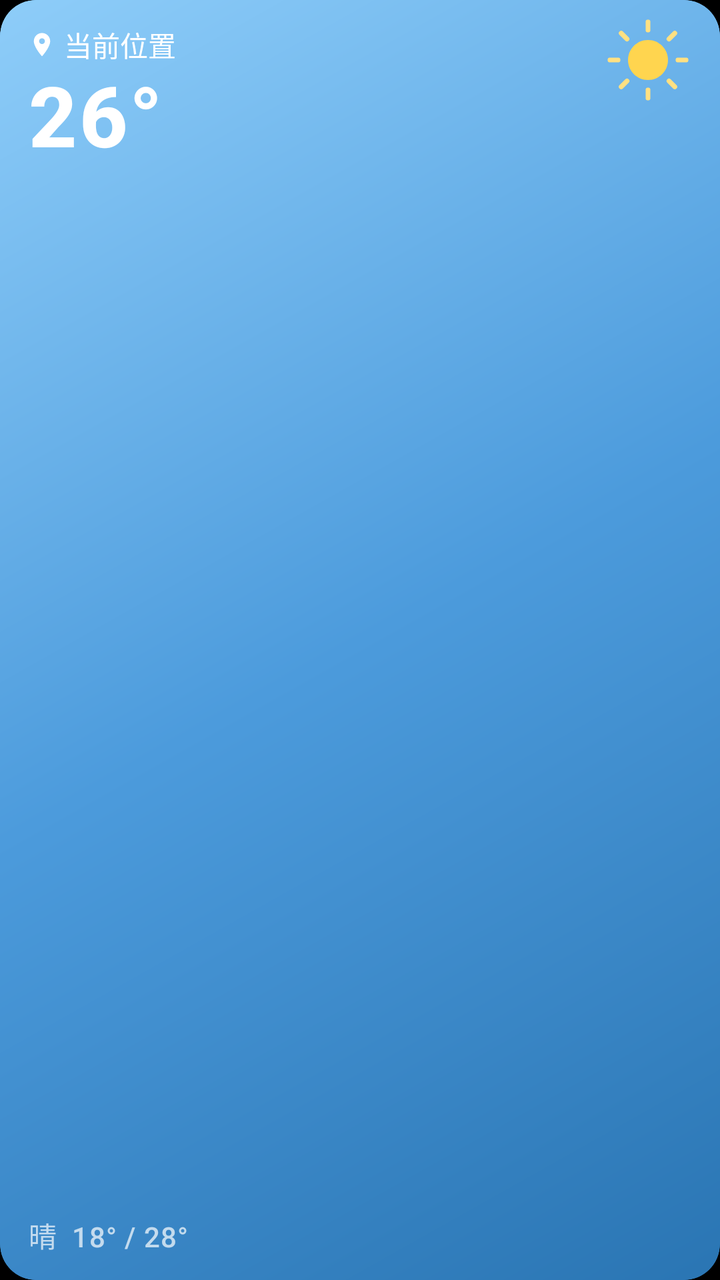
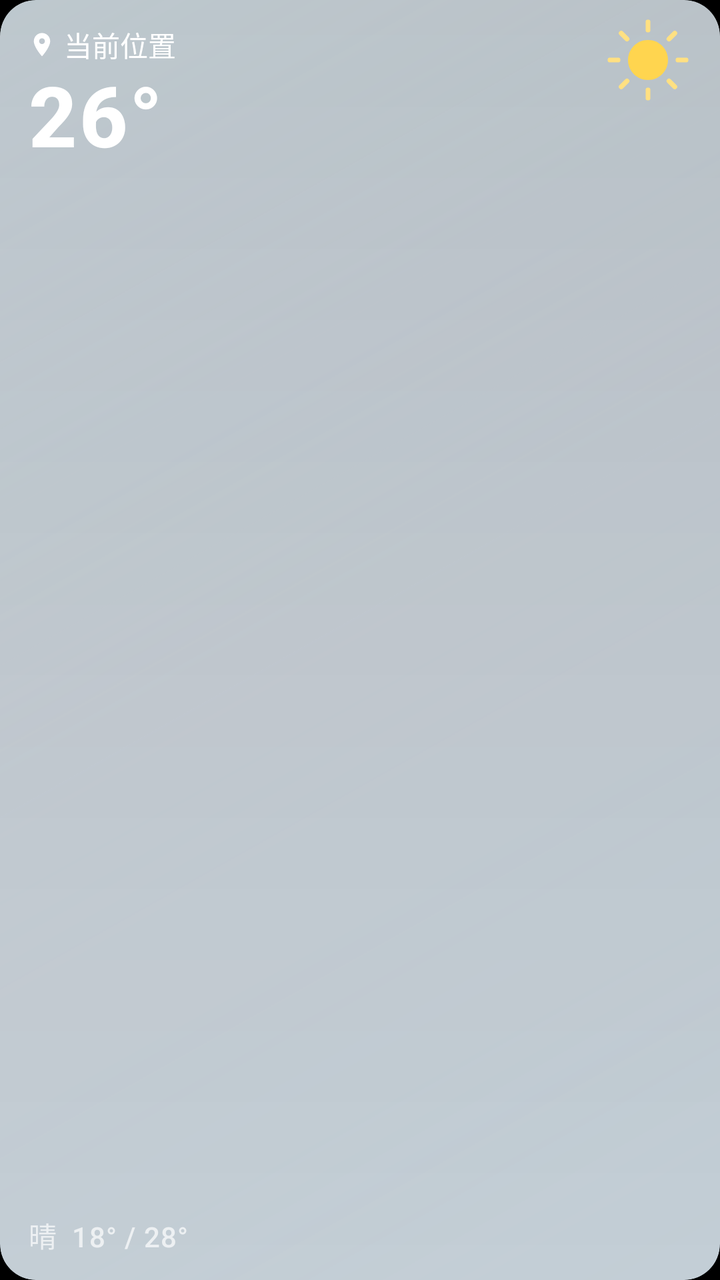

Screens rendered from an Android XML layout before and after an edit, with the pre-edit source and the edit as a unified diff.
<!-- AndroidManifest.xml: application theme Theme.SkyPulse -->
<!-- res/layout/widget_small_preview.xml -->
<?xml version="1.0" encoding="utf-8"?>
<RelativeLayout xmlns:android="http://schemas.android.com/apk/res/android"
    android:id="@+id/widget_root"
    android:layout_width="match_parent"
    android:layout_height="match_parent"
    android:padding="0dp"
    android:background="@drawable/widget_preview_bg"
    android:clipToOutline="true"
    android:clipChildren="true">

    
    <ImageView
        android:id="@+id/widget_bg"
        android:layout_width="match_parent"
        android:layout_height="match_parent"
        android:scaleType="centerCrop"
        android:src="@drawable/widget_preview_bg"
        android:contentDescription="@null" />

    
    <LinearLayout
        android:id="@+id/widget_location_row"
        android:layout_width="wrap_content"
        android:layout_height="wrap_content"
        android:layout_alignParentStart="true"
        android:layout_alignParentTop="true"
        android:layout_marginStart="14dp"
        android:layout_marginTop="12dp"
        android:orientation="horizontal"
        android:gravity="center_vertical"
        android:baselineAligned="false">

        <ImageView
            android:id="@+id/widget_pin"
            android:layout_width="14dp"
            android:layout_height="14dp"
            android:layout_gravity="center_vertical"
            android:scaleType="fitCenter"
            android:src="@drawable/ic_widget_location"
            android:contentDescription="@null" />

        <TextView
            android:id="@+id/widget_city"
            android:layout_width="wrap_content"
            android:layout_height="wrap_content"
            android:layout_gravity="center_vertical"
            android:layout_marginStart="4dp"
            android:textColor="@android:color/white"
            android:textSize="14sp"
            android:text="当前位置"
            android:fontFamily="sans-serif-medium"
            android:maxLines="1"
            android:ellipsize="end" />
    </LinearLayout>

    
    <ImageView
        android:id="@+id/widget_icon"
        android:layout_width="44dp"
        android:layout_height="44dp"
        android:layout_alignParentTop="true"
        android:layout_alignParentEnd="true"
        android:layout_marginEnd="14dp"
        android:layout_marginTop="8dp"
        android:scaleType="fitCenter"
        android:src="@drawable/ic_widget_preview_sun"
        android:contentDescription="@string/app_name" />

    
    <TextView
        android:id="@+id/widget_temp"
        android:layout_width="wrap_content"
        android:layout_height="wrap_content"
        android:layout_below="@id/widget_location_row"
        android:layout_alignStart="@id/widget_location_row"
        android:layout_marginTop="2dp"
        android:textColor="@android:color/white"
        android:textSize="42sp"
        android:text="26°"
        android:fontFamily="sans-serif-medium"
        android:textStyle="bold"
        android:letterSpacing="0.02"
        android:includeFontPadding="false" />

    
    <TextView
        android:id="@+id/widget_detail"
        android:layout_width="wrap_content"
        android:layout_height="wrap_content"
        android:layout_alignParentBottom="true"
        android:layout_alignParentStart="true"
        android:layout_marginStart="14dp"
        android:layout_marginBottom="12dp"
        android:textColor="#B3FFFFFF"
        android:textSize="14sp"
        android:text="晴  18° / 28°"
        android:fontFamily="sans-serif-medium"
        android:letterSpacing="0.03"
        android:maxLines="1"
        android:ellipsize="end" />
</RelativeLayout>
<!-- resources referenced by this layout -->
<resources>
  <!-- drawable ic_widget_location (drawable) -->
  <vector xmlns:android="http://schemas.android.com/apk/res/android"
      android:width="24dp"
      android:height="24dp"
      android:viewportWidth="24"
      android:viewportHeight="24"
      android:tint="#FFFFFF">
      <path
          android:fillColor="@android:color/white"
          android:pathData="M12,2C8.13,2 5,5.13 5,9c0,5.25 7,13 7,13s7,-7.75 7,-13c0,-3.87 -3.13,-7 -7,-7zM12,11.5c-1.38,0 -2.5,-1.12 -2.5,-2.5s1.12,-2.5 2.5,-2.5 2.5,1.12 2.5,2.5 -1.12,2.5 -2.5,2.5z" />
  </vector>
  <!-- drawable ic_widget_preview_sun (drawable) -->
  <?xml version="1.0" encoding="utf-8"?>
  <vector xmlns:android="http://schemas.android.com/apk/res/android"
      android:width="44dp"
      android:height="44dp"
      android:viewportWidth="44"
      android:viewportHeight="44">
      <path
          android:fillColor="#FFFFD54F"
          android:pathData="M22,12 C16.48,12 12,16.48 12,22 C12,27.52 16.48,32 22,32 C27.52,32 32,27.52 32,22 C32,16.48 27.52,12 22,12 Z" />
      <path
          android:strokeColor="#FFFFE082"
          android:strokeWidth="2.4"
          android:strokeLineCap="round"
          android:fillColor="@android:color/transparent"
          android:pathData="M22,3 L22,7 M22,37 L22,41 M3,22 L7,22 M37,22 L41,22 M8.6,8.6 L11.5,11.5 M32.5,32.5 L35.4,35.4 M35.4,8.6 L32.5,11.5 M11.5,32.5 L8.6,35.4" />
  </vector>
  <!-- drawable widget_preview_bg (drawable) -->
  <?xml version="1.0" encoding="utf-8"?>
  <shape xmlns:android="http://schemas.android.com/apk/res/android"
      android:shape="rectangle">
      
      <gradient
          android:startColor="#FF2A75B3"
          android:centerColor="#FF4C9BDC"
          android:endColor="#FF8ECDF9"
          android:angle="135" />
      <corners android:radius="18dp" />
  </shape>
  <string name="app_name">南风天气</string>
  <style name="Theme.SkyPulse" parent="android:Theme.Material.Light.NoActionBar">
          <item name="android:statusBarColor">@android:color/transparent</item>
          <item name="android:navigationBarColor">@android:color/transparent</item>
          <item name="android:windowLightStatusBar">false</item>
          <item name="android:windowBackground">@android:color/black</item>
      </style>
</resources>

<!-- the commit's change to res/layout/widget_small_preview.xml (unified diff, before → after) -->
@@ -4,7 +4,7 @@
     android:layout_width="match_parent"
     android:layout_height="match_parent"
     android:padding="0dp"
-    android:background="@drawable/widget_preview_bg"
+    android:background="@drawable/widget_rounded_bg"
     android:clipToOutline="true"
     android:clipChildren="true">
 
<!-- resource entries referenced after the edit -->
@@ -30,14 +30,42 @@
   </vector>
   <!-- drawable widget_preview_bg (drawable) -->
   <?xml version="1.0" encoding="utf-8"?>
+  <layer-list xmlns:android="http://schemas.android.com/apk/res/android">
+      <item>
+          <shape android:shape="rectangle">
+              <gradient
+                  android:angle="135"
+                  android:centerColor="#E1A7B8C7"
+                  android:endColor="#DDD7E8F2"
+                  android:startColor="#E08AA6BA" />
+              <corners android:radius="18dp" />
+          </shape>
+      </item>
+      <item>
+          <shape android:shape="rectangle">
+              <gradient
+                  android:angle="135"
+                  android:centerColor="#78FFFFFF"
+                  android:endColor="#46FFFFFF"
+                  android:startColor="#8CFFFFFF" />
+              <corners android:radius="18dp" />
+          </shape>
+      </item>
+      <item>
+          <shape android:shape="rectangle">
+              <gradient
+                  android:angle="90"
+                  android:endColor="#12000000"
+                  android:startColor="#00000000" />
+              <corners android:radius="18dp" />
+          </shape>
+      </item>
+  </layer-list>
+  <!-- drawable widget_rounded_bg (drawable) -->
+  <?xml version="1.0" encoding="utf-8"?>
   <shape xmlns:android="http://schemas.android.com/apk/res/android"
       android:shape="rectangle">
-      
-      <gradient
-          android:startColor="#FF2A75B3"
-          android:centerColor="#FF4C9BDC"
-          android:endColor="#FF8ECDF9"
-          android:angle="135" />
+      <solid android:color="#00000000" />
       <corners android:radius="18dp" />
   </shape>
   <string name="app_name">南风天气</string>
